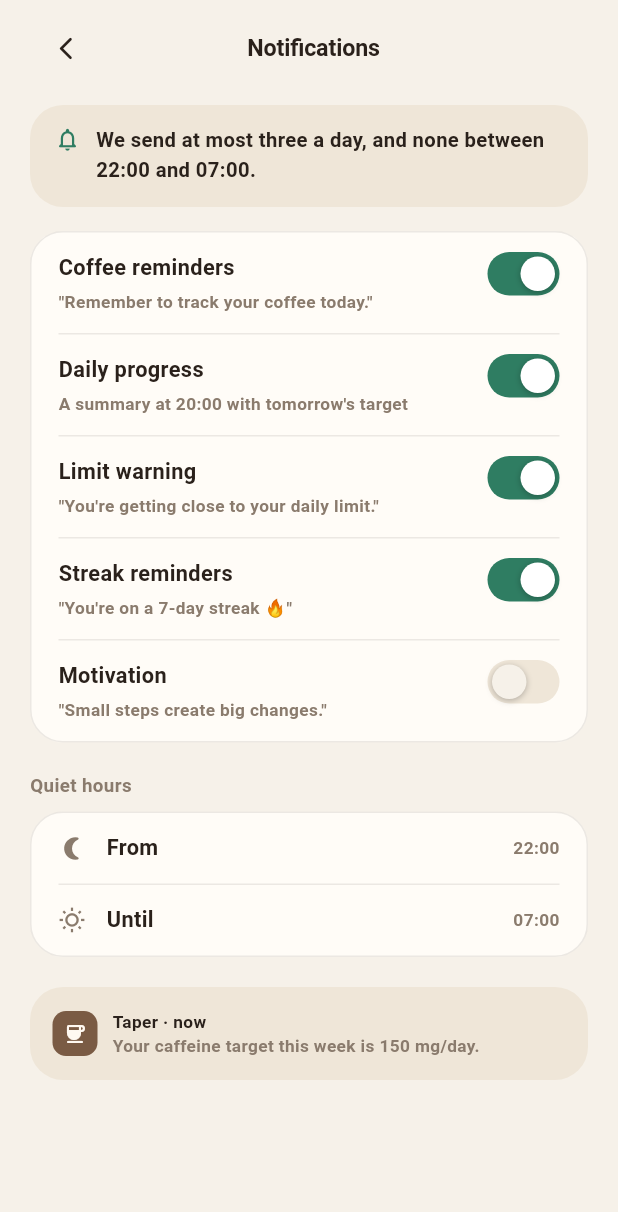
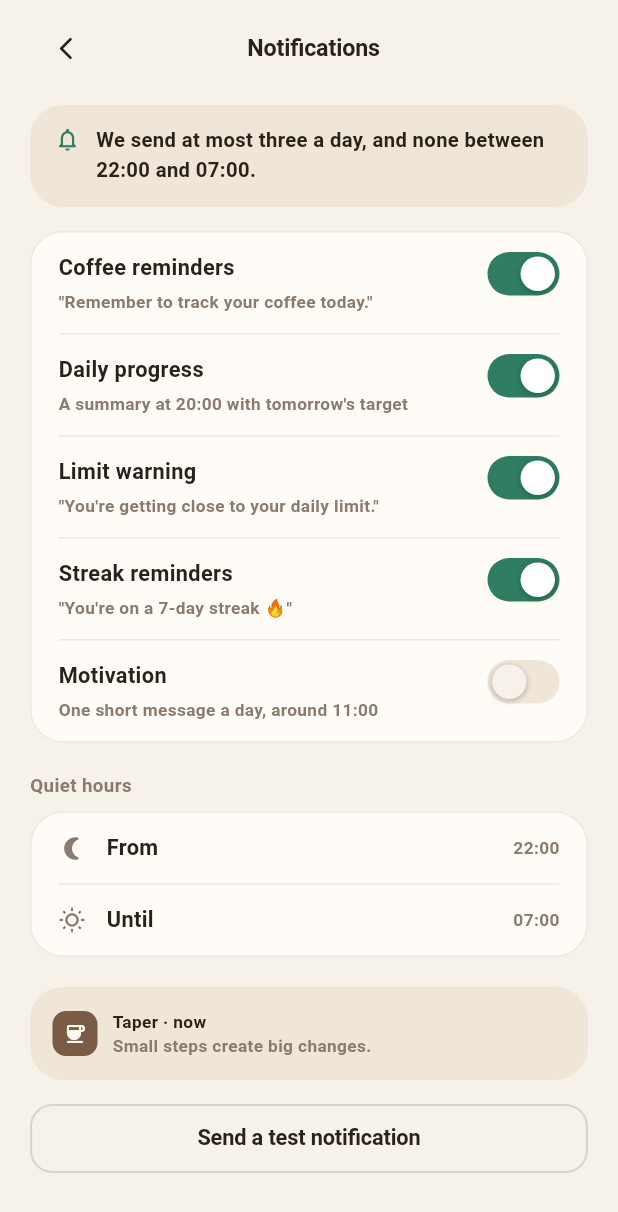
Before and after one commit to imanmammadli/noCoffee, a Flutter app: the NotificationSettingsScreen screen opened by its route, on a phone screen of 412 x 824 dp. Shown: the top 1212 px of the screen. Run offline on Flutter 3.47's test engine with Material 3 defaults, Android fonts, the phone set to English and light mode, and no system bars; our stand-ins replace flutter_local_notifications, flutter_timezone, timezone.

Commit message:
add motivational notifications

```diff
--- a/lib/main.dart
+++ b/lib/main.dart
@@ -19,13 +19,18 @@ import 'screens/settings_screen.dart';
 import 'screens/notification_settings_screen.dart';
 import 'screens/delete_data_screen.dart';
 import 'screens/name_screen.dart';
+import 'notification_service.dart';
 
-void main() {
-  runApp(const TaperApp());
+Future<void> main() async {
+  WidgetsFlutterBinding.ensureInitialized();
+  final motivationOn = await NotificationService.instance.init();
+  runApp(TaperApp(motivationOn: motivationOn));
 }
 
 class TaperApp extends StatefulWidget {
-  const TaperApp({super.key});
+  final bool motivationOn;
+  const TaperApp({super.key, this.motivationOn = false});
+
   @override
   State<TaperApp> createState() => _TaperAppState();
 }
@@ -36,6 +41,7 @@ class _TaperAppState extends State<TaperApp> {
   @override
   void initState() {
     super.initState();
+    state.notifications.motivation = widget.motivationOn;
     state.addListener(() => setState(() {}));
   }
 
--- /dev/null
+++ b/lib/motivation_messages.dart
@@ -0,0 +1,53 @@
+/// 50 short motivational messages. One is sent per day (see NotificationService).
+const List<String> kMotivationMessages = [
+  "Small steps create big changes.",
+  "Every coffee-free hour is a win. Keep stacking them.",
+  "You don't have to be perfect, just a little lighter than yesterday.",
+  "A craving is a wave. It rises, peaks, and passes.",
+  "Drink a glass of water first. Your craving might just be thirst.",
+  "Today's limit is just a number. Your streak is the story.",
+  "You've already started, and that's the hardest part.",
+  "Slow progress is still progress.",
+  "Your future self will be glad you stuck with it today.",
+  "Energy that doesn't come from a cup lasts longer.",
+  "One day at a time. That's the whole plan.",
+  "Tired? That's normal, and it gets easier week by week.",
+  "Notice the craving, don't obey it. That's a skill, and you're building it.",
+  "You're not giving something up. You're getting your mornings back.",
+  "Missed a day? Nothing is lost. Log it and keep going.",
+  "Take a 5-minute walk. Fresh air beats a second cup.",
+  "Your sleep tonight starts with your choices this afternoon.",
+  "Look how far you've come since day one.",
+  "Consistency beats intensity. Show up today.",
+  "A headache or a slump can be your body adjusting. It usually passes within days.",
+  "Be proud of the small wins. They add up quickly.",
+  "Breathe deeply: four counts in, six counts out.",
+  "You've handled tougher days than this one.",
+  "Swap one cup for water or tea today.",
+  "Progress isn't always loud. Sometimes it's just a quiet, coffee-free afternoon.",
+  "The goal isn't never again. It's choosing on purpose.",
+  "Be kind to yourself. Habits take time to change.",
+  "Every craving you ride out makes the next one weaker.",
+  "Check your plan. You're closer to your target than you think.",
+  "Calm mornings are possible without caffeine. Give it a chance.",
+  "You're teaching your body a new rhythm. Be patient with it.",
+  "What would feel good right now? A stretch, a snack, a short break?",
+  "Today is a fresh page. Make it a good one.",
+  "Rest when you need to. Breaks are part of the plan.",
+  "Every cup you skip keeps a little money in your pocket.",
+  "Think of the reason you started. Hold on to it.",
+  "Not every day will feel easy, and that's fine. Keep going anyway.",
+  "You're building a habit, not just a streak. The streak is only the proof.",
+  "Pick the next small thing that helps: water, air, or rest.",
+  "Feeling foggy? Eat something, move a little, give it a few minutes.",
+  "A good day isn't a perfect day. It's a day you showed up.",
+  "Your body is already benefiting from the lower dose.",
+  "Make today a little calmer than yesterday.",
+  "The first days are the hardest. After that, it gets lighter.",
+  "You decide what your day runs on.",
+  "Trust the process. Your plan was built for exactly this.",
+  "A five-minute pause can turn a craving into a choice.",
+  "You're doing something many people only talk about.",
+  "Celebrate today's effort, however small it was.",
+  "Tomorrow's you is already proud of today's you.",
+];
--- /dev/null
+++ b/lib/notification_service.dart
@@ -0,0 +1,141 @@
+import 'package:flutter/foundation.dart';
+import 'package:flutter_local_notifications/flutter_local_notifications.dart';
+import 'package:flutter_timezone/flutter_timezone.dart';
+import 'package:timezone/data/latest_all.dart' as tz_data;
+import 'package:timezone/timezone.dart' as tz;
+import 'motivation_messages.dart';
+
+/// Schedules one motivational notification per day for the next 30 days.
+/// The window is refreshed every time the app opens, so it never runs out
+/// as long as the app is used at least once a month.
+class NotificationService {
+  NotificationService._();
+  static final NotificationService instance = NotificationService._();
+
+  static const int _firstId = 1000; // motivation ids: 1000..1029
+  static const int _daysAhead = 30;
+  static const int _hour = 11;
+  static const int _minute = 0;
+  static const int _testId = 1;
+
+  final FlutterLocalNotificationsPlugin _plugin = FlutterLocalNotificationsPlugin();
+
+  String get motivationTimeLabel =>
+      '${_hour.toString().padLeft(2, '0')}:${_minute.toString().padLeft(2, '0')}';
+
+  /// Notifications only run on the phone app (not in Chrome / Windows).
+  bool get supported =>
+      !kIsWeb &&
+      (defaultTargetPlatform == TargetPlatform.android ||
+          defaultTargetPlatform == TargetPlatform.iOS);
+
+  static const NotificationDetails _details = NotificationDetails(
+    android: AndroidNotificationDetails(
+      'motivation',
+      'Motivation',
+      channelDescription: 'Daily motivational messages',
+    ),
+    iOS: DarwinNotificationDetails(),
+  );
+
+  /// Call once at startup. Returns true if motivation notifications are
+  /// already scheduled (and tops the schedule up for another 30 days).
+  Future<bool> init() async {
+    if (!supported) return false;
+    try {
+      tz_data.initializeTimeZones();
+      try {
+        final info = await FlutterTimezone.getLocalTimezone();
+        tz.setLocalLocation(tz.getLocation(info.identifier));
+      } catch (_) {
+        // Falls back to UTC if the device timezone can't be read.
+      }
+      const settings = InitializationSettings(
+        android: AndroidInitializationSettings('@mipmap/ic_launcher'),
+        iOS: DarwinInitializationSettings(
+          requestAlertPermission: false,
+          requestBadgePermission: false,
+          requestSoundPermission: false,
+        ),
+      );
+      await _plugin.initialize(settings: settings);
+      if (await isMotivationScheduled()) {
+        await scheduleMotivation();
+        return true;
+      }
+    } catch (e) {
+      debugPrint('Notification init failed: $e');
+    }
+    return false;
+  }
+
+  Future<bool> requestPermission() async {
+    if (!supported) return true;
+    final android = _plugin
+        .resolvePlatformSpecificImplementation<AndroidFlutterLocalNotificationsPlugin>();
+    if (android != null) {
+      return await android.requestNotificationsPermission() ?? false;
+    }
+    final ios = _plugin
+        .resolvePlatformSpecificImplementation<IOSFlutterLocalNotificationsPlugin>();
+    if (ios != null) {
+      return await ios.requestPermissions(alert: true, badge: true, sound: true) ?? false;
+    }
+    return true;
+  }
+
+  Future<bool> isMotivationScheduled() async {
+    if (!supported) return false;
+    final pending = await _plugin.pendingNotificationRequests();
+    return pending.any((p) => p.id >= _firstId && p.id < _firstId + _daysAhead);
+  }
+
+  Future<void> scheduleMotivation() async {
+    if (!supported) return;
+    await cancelMotivation();
+
+    final now = tz.TZDateTime.now(tz.local);
+    var start = tz.TZDateTime(tz.local, now.year, now.month, now.day, _hour, _minute);
+    if (!start.isAfter(now)) {
+      start = tz.TZDateTime(tz.local, now.year, now.month, now.day + 1, _hour, _minute);
+    }
+
+    for (var i = 0; i < _daysAhead; i++) {
+      final when = tz.TZDateTime(tz.local, start.year, start.month, start.day + i, _hour, _minute);
+      // 17 and 50 are coprime, so 50 consecutive days never repeat a message,
+      // and a given calendar date always gets the same message.
+      final dayNumber = DateTime.utc(when.year, when.month, when.day)
+              .millisecondsSinceEpoch ~/
+          86400000;
+      final message = kMotivationMessages[(dayNumber * 17) % kMotivationMessages.length];
+
+      await _plugin.zonedSchedule(
+        id: _firstId + i,
+        title: 'Taper',
+        body: message,
+        scheduledDate: when,
+        notificationDetails: _details,
+        androidScheduleMode: AndroidScheduleMode.inexactAllowWhileIdle,
+      );
+    }
+  }
+
+  Future<void> cancelMotivation() async {
+    if (!supported) return;
+    for (var i = 0; i < _daysAhead; i++) {
+      await _plugin.cancel(id: _firstId + i);
+    }
+  }
+
+  /// Shows a notification immediately, to verify permission/channel/icon.
+  Future<void> showTest() async {
+    if (!supported) return;
+    final message = kMotivationMessages[DateTime.now().second % kMotivationMessages.length];
+    await _plugin.show(
+      id: _testId,
+      title: 'Taper',
+      body: message,
+      notificationDetails: _details,
+    );
+  }
+}
--- a/lib/screens/name_screen.dart
+++ b/lib/screens/name_screen.dart
@@ -73,9 +73,7 @@ class _NameScreenState extends State<NameScreen> {
               const SizedBox(width: 10),
               Expanded(
                 child: _field(context, 'Avg. coffee price', price,
-                    numeric: true,
-                    icon: Icons.attach_money_rounded,
-                    error: triedSubmit && !priceValid ? 'Required' : null),
+                    numeric: true, error: triedSubmit && !priceValid ? 'Required' : null),
               ),
             ]),
             const SizedBox(height: 28),
--- a/lib/screens/notification_settings_screen.dart
+++ b/lib/screens/notification_settings_screen.dart
@@ -1,5 +1,6 @@
 import 'package:flutter/material.dart';
 import '../main.dart';
+import '../notification_service.dart';
 import '../theme.dart';
 import '../widgets/common.dart';
 
@@ -10,6 +11,49 @@ class NotificationSettingsScreen extends StatefulWidget {
 }
 
 class _NotificationSettingsScreenState extends State<NotificationSettingsScreen> {
+  final _service = NotificationService.instance;
+
+  Future<void> _toggleMotivation(bool on) async {
+    final n = context.app.notifications;
+    try {
+      if (on) {
+        final granted = await _service.requestPermission();
+        if (!granted) {
+          if (mounted) {
+            showTaperToast(context, 'Notifications are blocked. Allow them in your phone settings.',
+                isError: true);
+          }
+          return;
+        }
+        await _service.scheduleMotivation();
+      } else {
+        await _service.cancelMotivation();
+      }
+      if (!mounted) return;
+      setState(() => n.motivation = on);
+      showTaperToast(
+          context, on ? 'Daily motivation on · around ${_service.motivationTimeLabel}' : 'Daily motivation off');
+    } catch (_) {
+      if (mounted) showTaperToast(context, 'Could not set up notifications', isError: true);
+    }
+  }
+
+  Future<void> _sendTest() async {
+    if (!_service.supported) {
+      showTaperToast(context, 'Notifications work in the phone app, not in the browser');
+      return;
+    }
+    final granted = await _service.requestPermission();
+    if (!granted) {
+      if (mounted) {
+        showTaperToast(context, 'Notifications are blocked. Allow them in your phone settings.',
+            isError: true);
+      }
+      return;
+    }
+    await _service.showTest();
+  }
+
   @override
   Widget build(BuildContext context) {
     final c = context.colors;
@@ -17,19 +61,26 @@ class _NotificationSettingsScreenState extends State<NotificationSettingsScreen>
 
     return AppScaffold(
       body: Column(children: [
-        TopBar(title: 'Notifications', back: true),
+        const TopBar(title: 'Notifications', back: true),
         Expanded(
           child: ListView(
             padding: const EdgeInsets.fromLTRB(20, 0, 20, 24),
             children: [
-              const InsightCard(icon: Icons.notifications_none_rounded, text: 'We send at most three a day, and none between 22:00 and 07:00.'),
+              const InsightCard(
+                  icon: Icons.notifications_none_rounded,
+                  text: 'We send at most three a day, and none between 22:00 and 07:00.'),
               const SizedBox(height: 16),
               _group(context, [
-                _toggleRow(context, 'Coffee reminders', '"Remember to track your coffee today."', n.coffeeReminders, (v) => setState(() => n.coffeeReminders = v)),
-                _toggleRow(context, 'Daily progress', 'A summary at 20:00 with tomorrow\'s target', n.dailyProgress, (v) => setState(() => n.dailyProgress = v)),
-                _toggleRow(context, 'Limit warning', '"You\'re getting close to your daily limit."', n.limitWarning, (v) => setState(() => n.limitWarning = v)),
-                _toggleRow(context, 'Streak reminders', '"You\'re on a 7-day streak 🔥"', n.streakReminders, (v) => setState(() => n.streakReminders = v)),
-                _toggleRow(context, 'Motivation', '"Small steps create big changes."', n.motivation, (v) => setState(() => n.motivation = v)),
+                _toggleRow(context, 'Coffee reminders', '"Remember to track your coffee today."',
+                    n.coffeeReminders, (v) => setState(() => n.coffeeReminders = v)),
+                _toggleRow(context, 'Daily progress', "A summary at 20:00 with tomorrow's target",
+                    n.dailyProgress, (v) => setState(() => n.dailyProgress = v)),
+                _toggleRow(context, 'Limit warning', '"You\'re getting close to your daily limit."',
+                    n.limitWarning, (v) => setState(() => n.limitWarning = v)),
+                _toggleRow(context, 'Streak reminders', '"You\'re on a 7-day streak 🔥"',
+                    n.streakReminders, (v) => setState(() => n.streakReminders = v)),
+                _toggleRow(context, 'Motivation', 'One short message a day, around ${_service.motivationTimeLabel}',
+                    n.motivation, _toggleMotivation),
               ]),
               const SizedBox(height: 20),
               Text('Quiet hours', style: AppText.label(c.inkMuted)),
@@ -44,17 +95,24 @@ class _NotificationSettingsScreenState extends State<NotificationSettingsScreen>
                 borderColor: Colors.transparent,
                 padding: const EdgeInsets.all(14),
                 child: Row(children: [
-                  Container(width: 30, height: 30, decoration: BoxDecoration(color: c.coffee, borderRadius: BorderRadius.circular(9)),
-                      alignment: Alignment.center, child: const Icon(Icons.coffee_rounded, size: 16, color: Color(0xFFFFF9F1))),
+                  Container(
+                      width: 30,
+                      height: 30,
+                      decoration: BoxDecoration(color: c.coffee, borderRadius: BorderRadius.circular(9)),
+                      alignment: Alignment.center,
+                      child: const Icon(Icons.coffee_rounded, size: 16, color: Color(0xFFFFF9F1))),
                   const SizedBox(width: 10),
                   Expanded(
                     child: Column(crossAxisAlignment: CrossAxisAlignment.start, children: [
                       Text('Taper · now', style: AppText.tiny(c.ink)),
-                      Text('Your caffeine target this week is 150 mg/day.', style: AppText.tiny(c.inkMuted)),
+                      Text('Small steps create big changes.', style: AppText.tiny(c.inkMuted)),
                     ]),
                   ),
                 ]),
               ),
+              const SizedBox(height: 16),
+              TButton('Send a test notification',
+                  style: TBtnStyle.secondary, small: true, onTap: _sendTest),
             ],
           ),
         ),
@@ -66,7 +124,8 @@ class _NotificationSettingsScreenState extends State<NotificationSettingsScreen>
     final c = context.colors;
     return Container(
       padding: const EdgeInsets.symmetric(horizontal: 18),
-      decoration: BoxDecoration(color: c.surface, borderRadius: BorderRadius.circular(22), border: Border.all(color: c.line)),
+      decoration: BoxDecoration(
+          color: c.surface, borderRadius: BorderRadius.circular(22), border: Border.all(color: c.line)),
       child: Column(children: tiles.expand((t) => [t, Divider(color: c.line, height: 1)]).toList()..removeLast()),
     );
   }
--- a/pubspec.yaml
+++ b/pubspec.yaml
@@ -10,6 +10,9 @@ dependencies:
   flutter:
     sdk: flutter
   cupertino_icons: ^1.0.6
+  flutter_local_notifications: ^22.3.1
+  timezone: ^0.11.1
+  flutter_timezone: ^5.1.1
 
 dev_dependencies:
   flutter_test:
```
Also changed, not shown: pubspec.lock, 7 other files.
